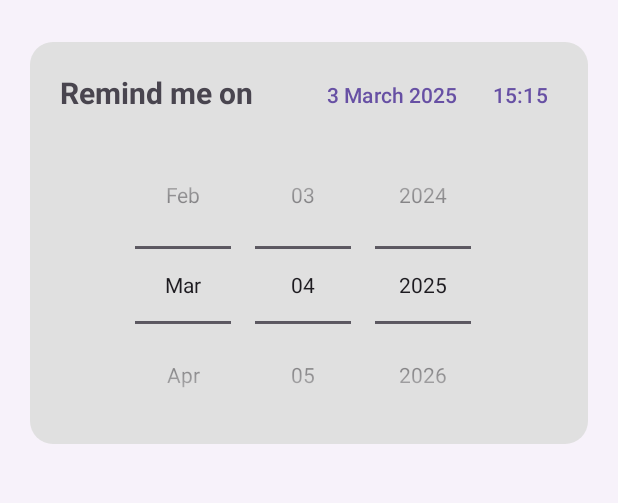
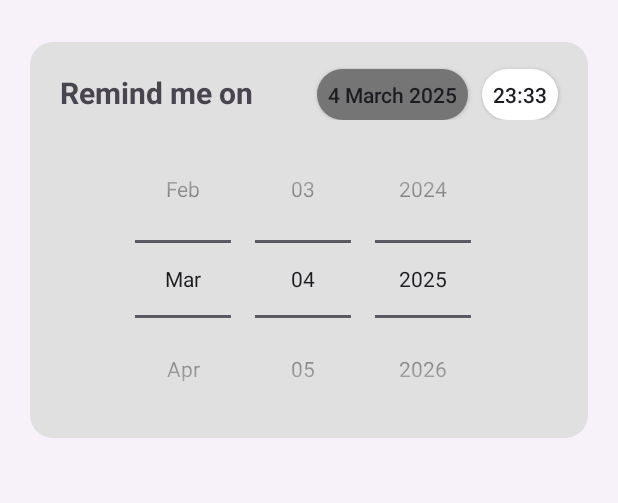
Before and after one commit to Phadoo/todo-list-android, an Android app: the fragment AddTime placed in its activity, on a phone screen of 412 x 824 dp, the part 90-593 px from its top. Run offline under Robolectric (Android 15) with nearby library versions, the phone set to English and light mode, and no system bars; libraries missing offline, so code that uses them is left out: it.xabaras.android.

Commit message:
Continuation for AddTime

```diff
--- a/app/src/main/java/com/example/to_dolist/AddTime.java
+++ b/app/src/main/java/com/example/to_dolist/AddTime.java
@@ -1,11 +1,15 @@
 package com.example.to_dolist;
 
 import android.app.Dialog;
+import android.content.Context;
 import android.content.DialogInterface;
 import android.os.Bundle;
 import android.view.LayoutInflater;
 import android.view.View;
 import android.view.ViewGroup;
+import android.widget.Button;
+import android.widget.DatePicker;
+import android.widget.TimePicker;
 
 import androidx.annotation.NonNull;
 import androidx.annotation.Nullable;
@@ -14,6 +18,8 @@ import com.google.android.material.bottomsheet.BottomSheetBehavior;
 import com.google.android.material.bottomsheet.BottomSheetDialog;
 import com.google.android.material.bottomsheet.BottomSheetDialogFragment;
 
+import java.util.List;
+
 public class AddTime extends BottomSheetDialogFragment {
 
     // Constants for passing data between fragments
@@ -21,10 +27,12 @@ public class AddTime extends BottomSheetDialogFragment {
 
     public static AddTime newInstance() { return new AddTime(); }
 
-    @Override
-    public void onStart() {
-        super.onStart();
+    // For Data Callback (Interface)
+    public interface OnDateTimeSetListener {
+        void onDateTimeSet(int year, int month, int day, int hour, int minute);
     }
+
+    private OnDateTimeSetListener listener;
 
     @NonNull
     @Override
@@ -42,7 +50,7 @@ public class AddTime extends BottomSheetDialogFragment {
                 BottomSheetBehavior<View> behavior = BottomSheetBehavior.from(bottomSheet);
                 behavior.setState(BottomSheetBehavior.STATE_EXPANDED);
                 behavior.setSkipCollapsed(true);
-                behavior.setDraggable(true); // Optional: prevent dragging
+                behavior.setDraggable(false); // Optional: prevent dragging
             }
         });
 
@@ -59,9 +67,84 @@ public class AddTime extends BottomSheetDialogFragment {
     public void onViewCreated(@NonNull View view, @Nullable Bundle savedInstanceState) {
         super.onViewCreated(view, savedInstanceState);
 
-        // Logic here
+        Button cancelTimeButton = view.findViewById(R.id.cancelTimeButton);
+        Button addTimeButton = view.findViewById(R.id.addTimeButton);
+        Button timeTabButton = view.findViewById(R.id.timeTabButton);
+        Button dateTabButton = view.findViewById(R.id.dateTabButton);
+        DatePicker datePicker = view.findViewById(R.id.datePicker);
+        TimePicker timePicker = view.findViewById(R.id.timePicker);
 
+        List<String> months = List.of("January", "February", "March", "April", "May", "June", "July", "August", "September", "October", "November", "December");
+
+        updateDateTab(dateTabButton, datePicker, months);
+        updateTimeTab(timeTabButton, timePicker);
+
+        dateTabButton.setSelected(true);
+        dateTabButton.requestFocus();
+
+        timeTabButton.setOnClickListener(v -> {
+            timeTabButton.setSelected(true);
+            timeTabButton.requestFocus();
+            dateTabButton.setSelected(false);
+            datePicker.setVisibility(View.GONE);
+            timePicker.setVisibility(View.VISIBLE);
+        });
+
+        dateTabButton.setOnClickListener(v -> {
+            dateTabButton.setSelected(true);
+            dateTabButton.requestFocus();
+            timeTabButton.setSelected(false);
+            datePicker.setVisibility(View.VISIBLE);
+            timePicker.setVisibility(View.GONE);
+        });
+
+        datePicker.setOnDateChangedListener((view1, year, monthOfYear, dayOfMonth) -> {
+            updateDateTab(dateTabButton, datePicker, months);
+        });
+
+        timePicker.setOnTimeChangedListener((view1, hourOfDay, minute) -> {
+            updateTimeTab(timeTabButton, timePicker);
+        });
+
+        addTimeButton.setOnClickListener(v -> {
+            int year = datePicker.getYear();
+            int month = datePicker.getMonth();
+            int day = datePicker.getDayOfMonth();
+            int hour = timePicker.getHour();
+            int minute = timePicker.getMinute();
+
+            if (listener != null) {
+                listener.onDateTimeSet(year, month, day, hour, minute);
+            }
+            dismiss();
+        });
+
+        cancelTimeButton.setOnClickListener(v -> dismiss());
     }
+
+    private void updateDateTab(Button dateTabButton, DatePicker datePicker, List<String> months) {
+        int year = datePicker.getYear();
+        int month = datePicker.getMonth(); // 0-based (0 = January)
+        int day = datePicker.getDayOfMonth();
+        dateTabButton.setText(day + " " + months.get(month) + " " + year);
+    }
+
+    private void updateTimeTab(Button timeTabButton, TimePicker timePicker) {
+        int hour = timePicker.getHour(); // 24-hour format
+        int minute = timePicker.getMinute();
+        String time = String.format("%02d:%02d", hour, minute);
+        timeTabButton.setText(time);
+    }
+
+//    @Override
+//    public void onAttach(@NonNull Context context) {
+//        super.onAttach(context);
+//        if (context instanceof OnDateTimeSetListener) {
+//            listener = (OnDateTimeSetListener) context;
+//        } else {
+//            throw new RuntimeException(context + " must implement OnDateTimeSetListener");
+//        }
+//    }
 
     @Override
     public void onDismiss(@NonNull DialogInterface dialog) {
--- a/app/src/main/java/com/example/to_dolist/Model/ToDoModel.java
+++ b/app/src/main/java/com/example/to_dolist/Model/ToDoModel.java
@@ -4,7 +4,7 @@ public class ToDoModel {
 
     private String task;
     private int id, status, position;
-    private long date;
+    private long dateTime;
 
     public String getTask() { return task; }
 
@@ -22,7 +22,7 @@ public class ToDoModel {
 
     public void setPosition(int position) { this.position = position; }
 
-    public long getDate() { return date; }
+    public long getDateTime() { return dateTime; }
 
-    public void setDate(long date) { this.date = date; }
+    public void setDateTime(long dateTime) { this.dateTime = dateTime; }
 }
--- a/app/src/main/java/com/example/to_dolist/Utils/DatabaseHelper.java
+++ b/app/src/main/java/com/example/to_dolist/Utils/DatabaseHelper.java
@@ -60,10 +60,10 @@ public class DatabaseHelper extends SQLiteOpenHelper {
         contentValues.put(COLUMN_TASK, model.getTask());
         contentValues.put(COLUMN_STATUS, 0); // Default status is 0 (incomplete)
         contentValues.put(COLUMN_POSITION, 0);
-        if (model.getDate() == 0) { // Date can be null
+        if (model.getDateTime() == 0) { // Date can be null
             contentValues.putNull(COLUMN_DATE);
         } else {
-            contentValues.put(COLUMN_DATE, model.getDate());
+            contentValues.put(COLUMN_DATE, model.getDateTime());
         }
         db.insert(TABLE_NAME, null, contentValues);
     }
@@ -131,7 +131,7 @@ public class DatabaseHelper extends SQLiteOpenHelper {
                         task.setPosition(cursor.getInt(cursor.getColumnIndex(COLUMN_POSITION)));
                     }
 
-                    task.setDate(cursor.getLong(cursor.getColumnIndex(COLUMN_DATE)));
+                    task.setDateTime(cursor.getLong(cursor.getColumnIndex(COLUMN_DATE)));
 
                     taskList.add(task);
                 } while (cursor.moveToNext());
--- /dev/null
+++ b/app/src/main/res/drawable/reminderbutton.xml
@@ -0,0 +1,27 @@
+<?xml version="1.0" encoding="utf-8"?>
+<selector xmlns:android="http://schemas.android.com/apk/res/android">
+    <item android:state_selected="true" android:state_focused="true">
+        <shape android:shape="rectangle">
+            <solid android:color="@color/dark_gray" />
+            <corners android:radius="30dp" />
+        </shape>
+    </item>
+    <item android:state_selected="true">
+        <shape android:shape="rectangle">
+            <solid android:color="@color/dark_gray" />
+            <corners android:radius="30dp" />
+        </shape>
+    </item>
+    <item android:state_focused="true">
+        <shape android:shape="rectangle">
+            <solid android:color="@color/dark_gray" />
+            <corners android:radius="30dp" />
+        </shape>
+    </item>
+    <item>
+        <shape android:shape="rectangle">
+            <solid android:color="@color/white" />
+            <corners android:radius="30dp" />
+        </shape>
+    </item>
+</selector>
--- a/app/src/main/res/layout/add_time.xml
+++ b/app/src/main/res/layout/add_time.xml
@@ -75,31 +75,27 @@
                     android:layout_marginStart="20dp"
                     style="@style/PromptStyle"/>
 
-                <Button
+                <android.widget.Button
+                    android:id="@+id/dateTabButton"
+                    android:layout_width="wrap_content"
+                    android:layout_height="wrap_content"
+                    app:layout_constraintTop_toTopOf="parent"
+                    app:layout_constraintEnd_toEndOf="parent"
+                    android:text="3 March 2025"
+                    android:layout_marginTop="18dp"
+                    android:layout_marginEnd="80dp"
+                    style="@style/ReminderButton"/>
+
+                <android.widget.Button
                     android:id="@+id/timeTabButton"
                     android:layout_width="wrap_content"
                     android:layout_height="wrap_content"
                     app:layout_constraintTop_toTopOf="parent"
                     app:layout_constraintEnd_toEndOf="parent"
                     android:text="15:15"
-                    android:padding="7dp"
-                    android:minHeight="0dp"
-                    android:minWidth="0dp"
-                    android:layout_marginTop="14dp"
-                    android:layout_marginEnd="20dp"/>
-
-                <Button
-                    android:id="@+id/dateTabButton"
-                    android:layout_width="wrap_content"
-                    android:layout_height="wrap_content"
-                    app:layout_constraintTop_toTopOf="parent"
-                    app:layout_constraintEnd_toEndOf="parent"
-                    android:text="3 March 2025"
-                    android:padding="7dp"
-                    android:minHeight="0dp"
-                    android:minWidth="0dp"
-                    android:layout_marginTop="14dp"
-                    android:layout_marginEnd="80dp"/>
+                    android:layout_marginTop="18dp"
+                    android:layout_marginEnd="20dp"
+                    style="@style/ReminderButton"/>
 
             </androidx.constraintlayout.widget.ConstraintLayout>
 
@@ -114,6 +110,7 @@
                 app:layout_constraintEnd_toEndOf="parent"/>
 
             <TimePicker
+                android:id="@+id/timePicker"
                 android:layout_width="wrap_content"
                 android:layout_height="wrap_content"
                 android:timePickerMode="spinner"
--- a/app/src/main/res/values/styles.xml
+++ b/app/src/main/res/values/styles.xml
@@ -22,4 +22,11 @@
         <item name="android:textSize">20sp</item>
         <item name="android:textStyle">bold</item>
     </style>
+    <style name="ReminderButton" parent="Widget.AppCompat.Button">
+        <item name="android:background">@drawable/reminderbutton</item>
+        <item name="android:padding">7dp</item>
+        <item name="android:minWidth">0dp</item>
+        <item name="android:minHeight">0dp</item>
+        <item name="android:textAllCaps">false</item>
+    </style>
 </resources>
```
Also changed, not shown: app/src/main/java/com/example/to_dolist/AddNewTask.java (+31 -2 lines), app/src/main/res/layout/add_new_task.xml (+7 -3 lines).
